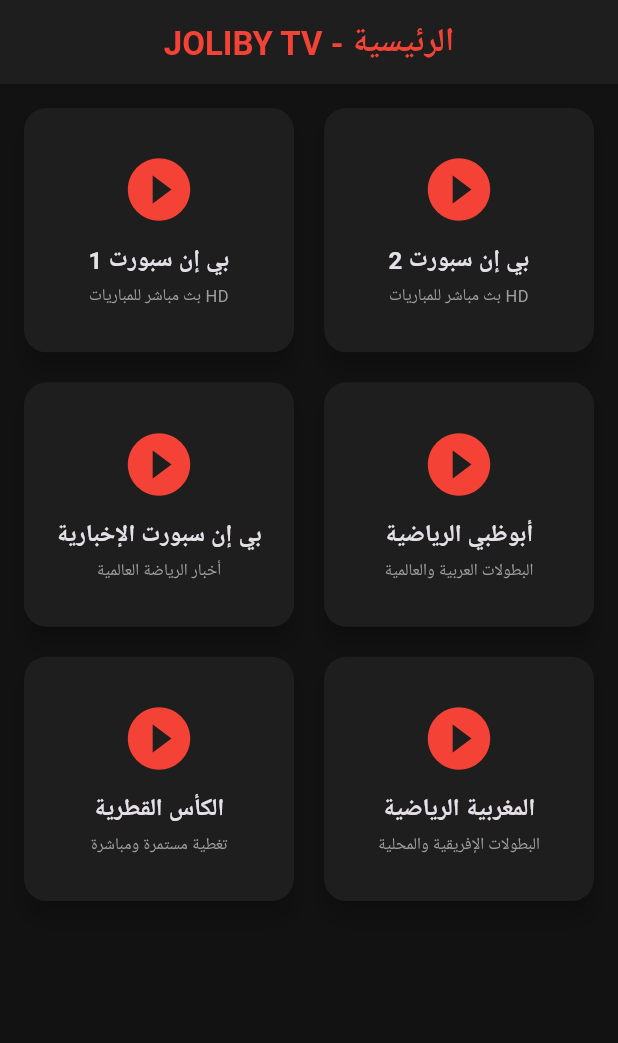
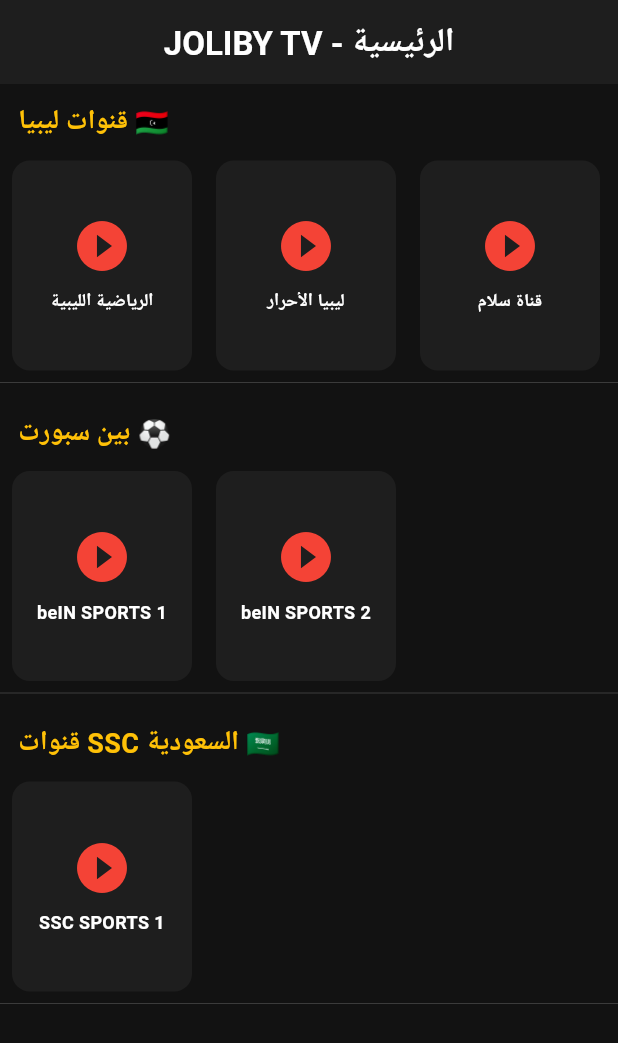
Before and after one commit to maloukbenahmat-ui/joliby_tv, a Flutter app: the screen it shows after launch, on a phone screen of 412 x 824 dp. Shown: the top 1043 px of the screen. Run offline on Flutter 3.47's test engine with Material 3 defaults, Android fonts, the phone set to English and light mode, and no system bars.

Commit message:
Organize code and add category layout

```diff
--- a/lib/main.dart
+++ b/lib/main.dart
@@ -1,98 +1,23 @@
 import 'package:flutter/material.dart';
+import 'views/home_view.dart';
 
 void main() {
-  runApp(const JoLibyTVApp());
+  runApp(const MyApp());
 }
 
-class JoLibyTVApp extends StatelessWidget {
-  const JoLibyTVApp({super.key});
+class MyApp extends StatelessWidget {
+  const MyApp({Key? key}) : super(key: key);
 
   @override
   Widget build(BuildContext context) {
     return MaterialApp(
+      title: 'Joliby TV',
       debugShowCheckedModeBanner: false,
-      title: 'JoLiby TV',
-      theme: ThemeData.dark().copyWith(
+      theme: ThemeData(
+        primarySwatch: Colors.red,
         scaffoldBackgroundColor: const Color(0xFF121212),
-        appBarTheme: const AppBarTheme(
-          backgroundColor: Color(0xFF1E1E1E),
-          centerTitle: true,
-        ),
       ),
-      home: const MainChannelsPage(),
+      home: const HomeView(),
     );
   }
 }
-
-class MainChannelsPage extends StatelessWidget {
-  const MainChannelsPage({super.key});
-
-  final List<Map<String, String>> channels = const [
-    {'name': 'بي إن سبورت 1', 'desc': 'بث مباشر للمباريات HD'},
-    {'name': 'بي إن سبورت 2', 'desc': 'بث مباشر للمباريات HD'},
-    {'name': 'بي إن سبورت الإخبارية', 'desc': 'أخبار الرياضة العالمية'},
-    {'name': 'أبوظبي الرياضية', 'desc': 'البطولات العربية والعالمية'},
-    {'name': 'الكأس القطرية', 'desc': 'تغطية مستمرة ومباشرة'},
-    {'name': 'المغربية الرياضية', 'desc': 'البطولات الإفريقية والمحلية'},
-  ];
-
-  @override
-  Widget build(BuildContext context) {
-    return Scaffold(
-      appBar: AppBar(
-        title: const Text(
-          'JOLIBY TV - الرئيسية',
-          style: TextStyle(color: Colors.red, fontWeight: FontWeight.bold, fontSize: 22),
-        ),
-      ),
-      body: Padding(
-        padding: const EdgeInsets.all(12.0),
-        child: GridView.builder(
-          gridDelegate: const SliverGridDelegateWithFixedCrossAxisCount(
-            crossAxisCount: 2,
-            crossAxisSpacing: 12,
-            mainAxisSpacing: 12,
-            childAspectRatio: 1.1,
-          ),
-          itemCount: channels.length,
-          itemBuilder: (context, index) {
-            return Card(
-              color: const Color(0xFF1E1E1E),
-              elevation: 6,
-              shape: RoundedRectangleBorder(borderRadius: BorderRadius.circular(15)),
-              child: InkWell(
-                borderRadius: BorderRadius.circular(15),
-                onTap: () {
-                  ScaffoldMessenger.of(context).showSnackBar(
-                    SnackBar(content: Text('جاري تشغيل ${channels[index]['name']}...')),
-                  );
-                },
-                child: Padding(
-                  padding: const EdgeInsets.all(12.0),
-                  child: Column(
-                    mainAxisAlignment: MainAxisAlignment.center,
-                    children: [
-                      const Icon(Icons.play_circle_fill, size: 50, color: Colors.red),
-                      const SizedBox(height: 10),
-                      Text(
-                        channels[index]['name']!,
-                        style: const TextStyle(fontWeight: FontWeight.bold, fontSize: 16),
-                        textAlign: TextAlign.center,
-                      ),
-                      const SizedBox(height: 4),
-                      Text(
-                        channels[index]['desc']!,
-                        style: const TextStyle(color: Colors.grey, fontSize: 11),
-                        textAlign: TextAlign.center,
-                      ),
-                    ],
-                  ),
-                ),
-              ),
-            );
-          },
-        ),
-      ),
-    );
-  }
-}
--- /dev/null
+++ b/lib/models/channel.dart
@@ -0,0 +1,13 @@
+class Channel {
+  final String name;
+  final String logo;
+  final String url;
+  final String category;
+
+  Channel({
+    required this.name,
+    required this.logo,
+    required this.url,
+    required this.category,
+  });
+}
--- /dev/null
+++ b/lib/views/home_view.dart
@@ -0,0 +1,98 @@
+import 'package:flutter/material.dart';
+import '../models/channel.dart';
+
+class HomeView extends StatefulWidget {
+  const HomeView({Key? key}) : super(key: key);
+
+  @override
+  State<HomeView> createState() => _HomeViewState();
+}
+
+class _HomeViewState extends State<HomeView> {
+  // قائمة القنوات التجريبية مقسمة حسب الفئة (زي ياسين تيفي)
+  final List<Channel> channels = [
+    // قسم قنوات ليبيا
+    Channel(name: 'الرياضية الليبية', logo: 'https://via.placeholder.com/150', url: 'https://example.com/libya_sports.m3u8', category: 'قنوات ليبيا 🇱🇾'),
+    Channel(name: 'ليبيا الأحرار', logo: 'https://via.placeholder.com/150', url: 'https://example.com/libya_alahrar.m3u8', category: 'قنوات ليبيا 🇱🇾'),
+    Channel(name: 'قناة سلام', logo: 'https://via.placeholder.com/150', url: 'https://example.com/salam.m3u8', category: 'قنوات ليبيا 🇱🇾'),
+
+    // قسم قنوات الرياضة العالمية
+    Channel(name: 'beIN SPORTS 1', logo: 'https://via.placeholder.com/150', url: 'https://example.com/bein1.m3u8', category: 'بين سبورت ⚽'),
+    Channel(name: 'beIN SPORTS 2', logo: 'https://via.placeholder.com/150', url: 'https://example.com/bein2.m3u8', category: 'بين سبورت ⚽'),
+    Channel(name: 'SSC SPORTS 1', logo: 'https://via.placeholder.com/150', url: 'https://example.com/ssc1.m3u8', category: 'قنوات SSC السعودية 🇸🇦'),
+  ];
+
+  @override
+  Widget build(BuildContext context) {
+    // الحصول على الفئات الفريدة (ليبيا، بين سبورت، إلخ)
+    final categories = channels.map((c) => c.category).toSet().toList();
+
+    return Scaffold(
+      backgroundColor: const Color(0xFF121212),
+      appBar: AppBar(
+        title: const Text('JOLIBY TV - الرئيسية', style: TextStyle(fontWeight: FontWeight.bold, color: Colors.white)),
+        backgroundColor: const Color(0xFF1E1E1E),
+        centerTitle: true,
+        elevation: 0,
+      ),
+      body: ListView.builder(
+        itemCount: categories.length,
+        itemBuilder: (context, index) {
+          final category = categories[index];
+          final categoryChannels = channels.where((c) => c.category == category).toList();
+
+          return Column(
+            crossAxisAlignment: CrossAxisAlignment.start,
+            children: [
+              // عنوان القسم (مثل: قنوات ليبيا)
+              Padding(
+                padding: const EdgeInsets.all(12.0),
+                child: Text(
+                  category,
+                  style: const TextStyle(fontSize: 18, fontWeight: FontWeight.bold, color: Colors.amber),
+                ),
+              ),
+              // قائمة القنوات الخاصة بهذا القسم بشكل أفقي أو شبكي
+              SizedBox(
+                height: 140,
+                child: ListView.builder(
+                  scrollDirection: Axis.horizontal,
+                  itemCount: categoryChannels.length,
+                  itemBuilder: (context, cIndex) {
+                    final channel = categoryChannels[cIndex];
+                    return Container(
+                      width: 120,
+                      margin: const EdgeInsets.symmetric(horizontal: 8),
+                      decoration: BoxDecoration(
+                        color: const Color(0xFF1E1E1E),
+                        borderRadius: BorderRadius.circular(12),
+                      ),
+                      child: Column(
+                        mainAxisAlignment: MainAxisAlignment.center,
+                        children: [
+                          const Icon(Icons.play_circle_fill, size: 40, color: Colors.red),
+                          const SizedBox(height: 8),
+                          Padding(
+                            padding: const EdgeInsets.symmetric(horizontal: 4.0),
+                            child: Text(
+                              channel.name,
+                              textAlign: TextAlign.center,
+                              style: const TextStyle(color: Colors.white, fontSize: 12, fontWeight: FontWeight.bold),
+                              maxLines: 2,
+                              overflow: TextOverflow.ellipsis,
+                            ),
+                          ),
+                        ],
+                      ),
+                    );
+                  },
+                ),
+              ),
+              const Divider(color: Colors.grey, thickness: 0.2),
+            ],
+          );
+        },
+      ),
+    );
+  }
+}
```
